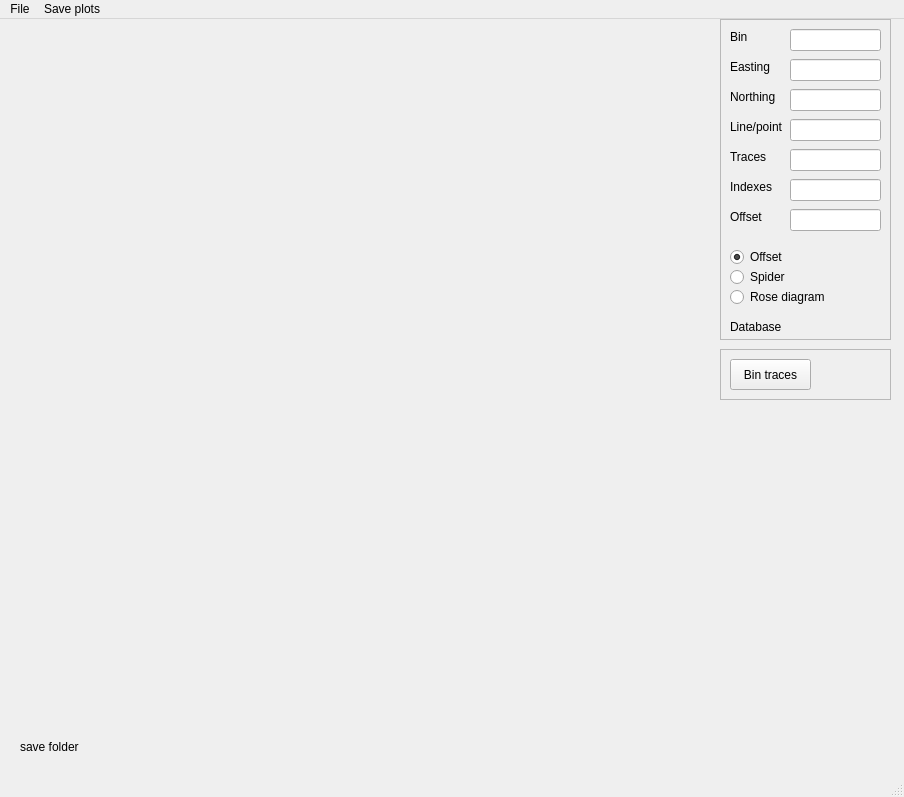
bvermeulen/QGIS, file plugins/bin_select/binning_plots.ui: the form before one commit.
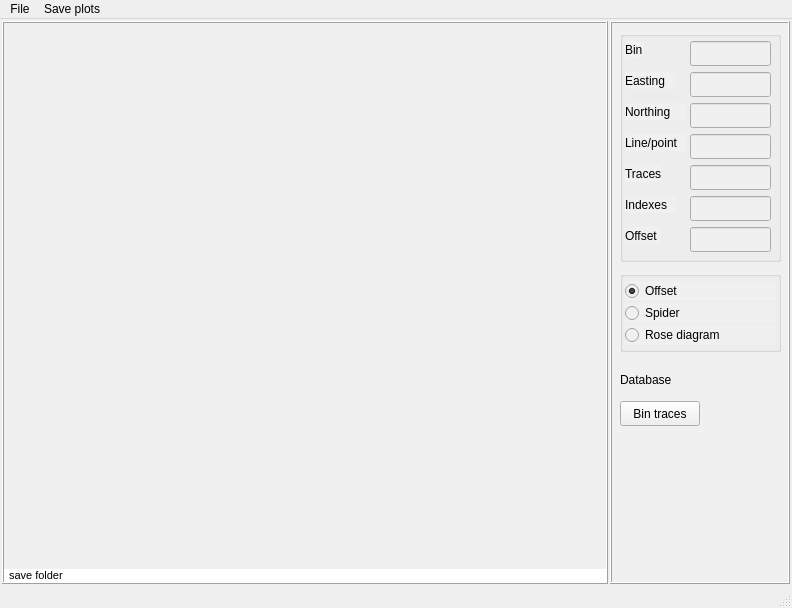
The form after the commit.

Commit message: resizing  binning_plots.ui impllemented

The edit to the form file:
```diff
--- a/plugins/bin_select/binning_plots.ui
+++ b/plugins/bin_select/binning_plots.ui
@@ -6,10 +6,16 @@
    <rect>
     <x>0</x>
     <y>0</y>
-    <width>904</width>
-    <height>797</height>
+    <width>792</width>
+    <height>608</height>
    </rect>
   </property>
+  <property name="sizePolicy">
+   <sizepolicy hsizetype="Expanding" vsizetype="Expanding">
+    <horstretch>0</horstretch>
+    <verstretch>0</verstretch>
+   </sizepolicy>
+  </property>
   <property name="font">
    <font>
     <pointsize>9</pointsize>
@@ -20,164 +26,416 @@
    <string>Seisbins</string>
   </property>
   <widget class="QWidget" name="centralwidget">
-   <widget class="QWidget" name="horizontalLayoutWidget_2">
-    <property name="geometry">
-     <rect>
-      <x>720</x>
-      <y>0</y>
-      <width>171</width>
-      <height>321</height>
-     </rect>
+   <property name="sizePolicy">
+    <sizepolicy hsizetype="Expanding" vsizetype="Expanding">
+     <horstretch>0</horstretch>
+     <verstretch>0</verstretch>
+    </sizepolicy>
+   </property>
+   <layout class="QHBoxLayout" name="MainLayout">
+    <property name="spacing">
+     <number>2</number>
     </property>
-    <layout class="QHBoxLayout" name="ControlLayout">
-     <item>
-      <widget class="QFrame" name="ControlFrame">
-       <property name="frameShape">
-        <enum>QFrame::StyledPanel</enum>
+    <property name="leftMargin">
+     <number>2</number>
+    </property>
+    <property name="topMargin">
+     <number>2</number>
+    </property>
+    <property name="rightMargin">
+     <number>2</number>
+    </property>
+    <property name="bottomMargin">
+     <number>2</number>
+    </property>
+    <item>
+     <widget class="QFrame" name="PlotFrame">
+      <property name="sizePolicy">
+       <sizepolicy hsizetype="Expanding" vsizetype="Expanding">
+        <horstretch>1</horstretch>
+        <verstretch>0</verstretch>
+       </sizepolicy>
+      </property>
+      <property name="minimumSize">
+       <size>
+        <width>420</width>
+        <height>0</height>
+       </size>
+      </property>
+      <property name="styleSheet">
+       <string notr="true">background-color:#F0F0F0</string>
+      </property>
+      <property name="frameShape">
+       <enum>QFrame::Shape::Box</enum>
+      </property>
+      <property name="frameShadow">
+       <enum>QFrame::Shadow::Raised</enum>
+      </property>
+      <property name="lineWidth">
+       <number>1</number>
+      </property>
+      <property name="midLineWidth">
+       <number>0</number>
+      </property>
+      <layout class="QVBoxLayout" name="LeftLayout">
+       <property name="spacing">
+        <number>0</number>
        </property>
-       <property name="frameShadow">
-        <enum>QFrame::Raised</enum>
+       <property name="leftMargin">
+        <number>0</number>
        </property>
-       <widget class="QRadioButton" name="RB_Type_01">
-        <property name="geometry">
-         <rect>
-          <x>10</x>
-          <y>230</y>
-          <width>111</width>
-          <height>16</height>
-         </rect>
+       <property name="topMargin">
+        <number>0</number>
+       </property>
+       <property name="rightMargin">
+        <number>0</number>
+       </property>
+       <property name="bottomMargin">
+        <number>0</number>
+       </property>
+       <item>
+        <widget class="QStackedWidget" name="StackedPlots">
+         <property name="sizePolicy">
+          <sizepolicy hsizetype="Expanding" vsizetype="Expanding">
+           <horstretch>0</horstretch>
+           <verstretch>1</verstretch>
+          </sizepolicy>
+         </property>
+         <widget class="QWidget" name="page_1">
+          <layout class="QVBoxLayout" name="PageLayout_01">
+           <property name="spacing">
+            <number>0</number>
+           </property>
+           <property name="leftMargin">
+            <number>0</number>
+           </property>
+           <property name="topMargin">
+            <number>0</number>
+           </property>
+           <property name="rightMargin">
+            <number>0</number>
+           </property>
+           <property name="bottomMargin">
+            <number>0</number>
+           </property>
+           <item>
+            <layout class="QFormLayout" name="FormLayout_01">
+             <property name="horizontalSpacing">
+              <number>0</number>
+             </property>
+             <property name="verticalSpacing">
+              <number>0</number>
+             </property>
+            </layout>
+           </item>
+          </layout>
+         </widget>
+         <widget class="QWidget" name="page_2">
+          <layout class="QVBoxLayout" name="PageLayout_02">
+           <property name="spacing">
+            <number>0</number>
+           </property>
+           <property name="leftMargin">
+            <number>0</number>
+           </property>
+           <property name="topMargin">
+            <number>0</number>
+           </property>
+           <property name="rightMargin">
+            <number>0</number>
+           </property>
+           <property name="bottomMargin">
+            <number>0</number>
+           </property>
+           <item>
+            <layout class="QFormLayout" name="FormLayout_02">
+             <property name="horizontalSpacing">
+              <number>0</number>
+             </property>
+             <property name="verticalSpacing">
+              <number>0</number>
+             </property>
+            </layout>
+           </item>
+          </layout>
+         </widget>
+         <widget class="QWidget" name="page_3">
+          <layout class="QVBoxLayout" name="PageLayout_03">
+           <property name="spacing">
+            <number>0</number>
+           </property>
+           <property name="leftMargin">
+            <number>0</number>
+           </property>
+           <property name="topMargin">
+            <number>0</number>
+           </property>
+           <property name="rightMargin">
+            <number>0</number>
+           </property>
+           <property name="bottomMargin">
+            <number>0</number>
+           </property>
+           <item>
+            <layout class="QFormLayout" name="FormLayout_03">
+             <property name="horizontalSpacing">
+              <number>0</number>
+             </property>
+             <property name="verticalSpacing">
+              <number>0</number>
+             </property>
+            </layout>
+           </item>
+          </layout>
+         </widget>
+        </widget>
+       </item>
+       <item>
+        <widget class="QLabel" name="SaveFolderLabel">
+         <property name="font">
+          <font>
+           <pointsize>8</pointsize>
+          </font>
+         </property>
+         <property name="styleSheet">
+          <string notr="true">background-color: white</string>
+         </property>
+         <property name="text">
+          <string>save folder</string>
+         </property>
+         <property name="wordWrap">
+          <bool>true</bool>
+         </property>
+         <property name="indent">
+          <number>5</number>
+         </property>
+        </widget>
+       </item>
+      </layout>
+     </widget>
+    </item>
+    <item>
+     <widget class="QFrame" name="ControlFrame">
+      <property name="sizePolicy">
+       <sizepolicy hsizetype="Preferred" vsizetype="Expanding">
+        <horstretch>0</horstretch>
+        <verstretch>0</verstretch>
+       </sizepolicy>
+      </property>
+      <property name="minimumSize">
+       <size>
+        <width>180</width>
+        <height>430</height>
+       </size>
+      </property>
+      <property name="styleSheet">
+       <string notr="true">background-color: #F0F0F0</string>
+      </property>
+      <property name="frameShape">
+       <enum>QFrame::Shape::Box</enum>
+      </property>
+      <property name="frameShadow">
+       <enum>QFrame::Shadow::Raised</enum>
+      </property>
+      <property name="lineWidth">
+       <number>1</number>
+      </property>
+      <property name="midLineWidth">
+       <number>0</number>
+      </property>
+      <widget class="QGroupBox" name="PlotTypeBox">
+       <property name="geometry">
+        <rect>
+         <x>10</x>
+         <y>250</y>
+         <width>161</width>
+         <height>81</height>
+        </rect>
+       </property>
+       <property name="title">
+        <string/>
+       </property>
+       <property name="alignment">
+        <set>Qt::AlignmentFlag::AlignLeading|Qt::AlignmentFlag::AlignLeft|Qt::AlignmentFlag::AlignTop</set>
+       </property>
+       <layout class="QVBoxLayout" name="PlotTypeLayout">
+        <property name="spacing">
+         <number>0</number>
         </property>
-        <property name="text">
-         <string>Offset</string>
+        <property name="leftMargin">
+         <number>2</number>
         </property>
-        <property name="checked">
-         <bool>true</bool>
+        <property name="topMargin">
+         <number>2</number>
         </property>
-       </widget>
-       <widget class="QRadioButton" name="RB_Type_02">
-        <property name="geometry">
-         <rect>
-          <x>10</x>
-          <y>250</y>
-          <width>121</width>
-          <height>16</height>
-         </rect>
+        <property name="rightMargin">
+         <number>2</number>
         </property>
-        <property name="text">
-         <string>Spider</string>
+        <property name="bottomMargin">
+         <number>2</number>
         </property>
-       </widget>
-       <widget class="QRadioButton" name="RB_Type_03">
+        <item>
+         <widget class="QRadioButton" name="RB_Type_01">
+          <property name="text">
+           <string>Offset</string>
+          </property>
+          <property name="checked">
+           <bool>true</bool>
+          </property>
+         </widget>
+        </item>
+        <item>
+         <widget class="QRadioButton" name="RB_Type_02">
+          <property name="text">
+           <string>Spider</string>
+          </property>
+         </widget>
+        </item>
+        <item>
+         <widget class="QRadioButton" name="RB_Type_03">
+          <property name="text">
+           <string>Rose diagram</string>
+          </property>
+         </widget>
+        </item>
+       </layout>
+      </widget>
+      <widget class="QLabel" name="DbLabel">
+       <property name="geometry">
+        <rect>
+         <x>10</x>
+         <y>350</y>
+         <width>151</width>
+         <height>17</height>
+        </rect>
+       </property>
+       <property name="text">
+        <string>Database</string>
+       </property>
+       <property name="wordWrap">
+        <bool>true</bool>
+       </property>
+      </widget>
+      <widget class="QPushButton" name="BinButton">
+       <property name="geometry">
+        <rect>
+         <x>10</x>
+         <y>380</y>
+         <width>80</width>
+         <height>25</height>
+        </rect>
+       </property>
+       <property name="text">
+        <string>Bin traces</string>
+       </property>
+      </widget>
+      <widget class="QGroupBox" name="EditBox">
+       <property name="geometry">
+        <rect>
+         <x>10</x>
+         <y>10</y>
+         <width>161</width>
+         <height>231</height>
+        </rect>
+       </property>
+       <property name="title">
+        <string/>
+       </property>
+       <property name="alignment">
+        <set>Qt::AlignmentFlag::AlignLeading|Qt::AlignmentFlag::AlignLeft|Qt::AlignmentFlag::AlignTop</set>
+       </property>
+       <widget class="QLineEdit" name="LineEdit_06">
         <property name="geometry">
          <rect>
-          <x>10</x>
-          <y>270</y>
-          <width>121</width>
-          <height>16</height>
+          <x>70</x>
+          <y>165</y>
+          <width>81</width>
+          <height>25</height>
          </rect>
         </property>
-        <property name="text">
-         <string>Rose diagram</string>
-        </property>
        </widget>
-       <widget class="QLineEdit" name="LineEdit_01">
+       <widget class="QLineEdit" name="LineEdit_05">
         <property name="geometry">
          <rect>
           <x>70</x>
-          <y>10</y>
-          <width>91</width>
-          <height>22</height>
+          <y>134</y>
+          <width>81</width>
+          <height>25</height>
          </rect>
         </property>
         <property name="readOnly">
-         <bool>false</bool>
-        </property>
-       </widget>
-       <widget class="QLabel" name="Label_01">
-        <property name="geometry">
-         <rect>
-          <x>10</x>
-          <y>10</y>
-          <width>49</width>
-          <height>16</height>
-         </rect>
-        </property>
-        <property name="text">
-         <string>Bin</string>
+         <bool>true</bool>
         </property>
        </widget>
        <widget class="QLabel" name="Label_02">
         <property name="geometry">
          <rect>
-          <x>10</x>
-          <y>40</y>
-          <width>49</width>
-          <height>16</height>
+          <x>5</x>
+          <y>41</y>
+          <width>51</width>
+          <height>17</height>
          </rect>
         </property>
         <property name="text">
          <string>Easting</string>
         </property>
        </widget>
-       <widget class="QLabel" name="Label_03">
-        <property name="geometry">
-         <rect>
-          <x>10</x>
-          <y>70</y>
-          <width>49</width>
-          <height>16</height>
-         </rect>
-        </property>
-        <property name="text">
-         <string>Northing</string>
-        </property>
-       </widget>
        <widget class="QLabel" name="Label_04">
         <property name="geometry">
          <rect>
-          <x>10</x>
-          <y>100</y>
+          <x>5</x>
+          <y>103</y>
           <width>61</width>
-          <height>16</height>
+          <height>17</height>
          </rect>
         </property>
         <property name="text">
          <string>Line/point</string>
         </property>
        </widget>
-       <widget class="QLineEdit" name="LineEdit_02">
-        <property name="geometry">
-         <rect>
-          <x>70</x>
-          <y>40</y>
-          <width>91</width>
-          <height>22</height>
-         </rect>
-        </property>
-        <property name="readOnly">
-         <bool>true</bool>
-        </property>
-       </widget>
        <widget class="QLineEdit" name="LineEdit_03">
         <property name="geometry">
          <rect>
           <x>70</x>
-          <y>70</y>
-          <width>91</width>
-          <height>22</height>
+          <y>72</y>
+          <width>81</width>
+          <height>25</height>
          </rect>
         </property>
         <property name="readOnly">
          <bool>true</bool>
         </property>
        </widget>
-       <widget class="QLineEdit" name="LineEdit_04">
+       <widget class="QLabel" name="Label_03">
         <property name="geometry">
          <rect>
+          <x>5</x>
+          <y>72</y>
+          <width>61</width>
+          <height>17</height>
+         </rect>
+        </property>
+        <property name="text">
+         <string>Northing</string>
+        </property>
+       </widget>
+       <widget class="QLineEdit" name="LineEdit_07">
+        <property name="geometry">
+         <rect>
           <x>70</x>
-          <y>100</y>
-          <width>91</width>
-          <height>22</height>
+          <y>196</y>
+          <width>81</width>
+          <height>25</height>
+         </rect>
+        </property>
+       </widget>
+       <widget class="QLineEdit" name="LineEdit_02">
+        <property name="geometry">
+         <rect>
+          <x>70</x>
+          <y>41</y>
+          <width>81</width>
+          <height>25</height>
          </rect>
         </property>
         <property name="readOnly">
@@ -187,203 +445,93 @@
        <widget class="QLabel" name="Label_05">
         <property name="geometry">
          <rect>
-          <x>10</x>
-          <y>130</y>
-          <width>61</width>
-          <height>16</height>
+          <x>5</x>
+          <y>134</y>
+          <width>36</width>
+          <height>17</height>
          </rect>
         </property>
         <property name="text">
          <string>Traces</string>
         </property>
        </widget>
-       <widget class="QLineEdit" name="LineEdit_05">
+       <widget class="QLabel" name="Label_07">
         <property name="geometry">
          <rect>
-          <x>70</x>
-          <y>130</y>
-          <width>91</width>
-          <height>22</height>
+          <x>5</x>
+          <y>196</y>
+          <width>36</width>
+          <height>17</height>
          </rect>
         </property>
-        <property name="readOnly">
-         <bool>true</bool>
+        <property name="text">
+         <string>Offset</string>
         </property>
        </widget>
        <widget class="QLabel" name="Label_06">
         <property name="geometry">
          <rect>
-          <x>10</x>
-          <y>160</y>
-          <width>49</width>
-          <height>16</height>
+          <x>5</x>
+          <y>165</y>
+          <width>51</width>
+          <height>17</height>
          </rect>
         </property>
         <property name="text">
          <string>Indexes</string>
         </property>
        </widget>
-       <widget class="QLabel" name="Label_07">
+       <widget class="QLabel" name="Label_01">
         <property name="geometry">
          <rect>
-          <x>10</x>
-          <y>190</y>
-          <width>49</width>
-          <height>16</height>
+          <x>5</x>
+          <y>10</y>
+          <width>19</width>
+          <height>17</height>
          </rect>
         </property>
         <property name="text">
-         <string>Offset</string>
+         <string>Bin</string>
         </property>
        </widget>
-       <widget class="QLineEdit" name="LineEdit_06">
+       <widget class="QLineEdit" name="LineEdit_04">
         <property name="geometry">
          <rect>
           <x>70</x>
-          <y>160</y>
-          <width>91</width>
-          <height>22</height>
+          <y>103</y>
+          <width>81</width>
+          <height>25</height>
          </rect>
         </property>
-       </widget>
-       <widget class="QLineEdit" name="LineEdit_07">
-        <property name="geometry">
-         <rect>
-          <x>70</x>
-          <y>190</y>
-          <width>91</width>
-          <height>22</height>
-         </rect>
+        <property name="readOnly">
+         <bool>true</bool>
         </property>
        </widget>
-       <widget class="QLabel" name="DbLabel">
+       <widget class="QLineEdit" name="LineEdit_01">
         <property name="geometry">
          <rect>
-          <x>10</x>
-          <y>300</y>
-          <width>151</width>
-          <height>16</height>
-         </rect>
-        </property>
-        <property name="text">
-         <string>Database</string>
-        </property>
-       </widget>
-      </widget>
-     </item>
-    </layout>
-   </widget>
-   <widget class="QWidget" name="horizontalLayoutWidget_3">
-    <property name="geometry">
-     <rect>
-      <x>10</x>
-      <y>0</y>
-      <width>701</width>
-      <height>721</height>
-     </rect>
-    </property>
-    <layout class="QHBoxLayout" name="PlotLayout">
-     <item>
-      <widget class="QStackedWidget" name="StackedPlots">
-       <widget class="QWidget" name="page_1">
-        <widget class="QWidget" name="formLayoutWidget_4">
-         <property name="geometry">
-          <rect>
-           <x>0</x>
-           <y>0</y>
-           <width>701</width>
-           <height>721</height>
-          </rect>
-         </property>
-         <layout class="QFormLayout" name="FormLayout_01"/>
-        </widget>
-       </widget>
-       <widget class="QWidget" name="page_2">
-        <widget class="QWidget" name="formLayoutWidget">
-         <property name="geometry">
-          <rect>
-           <x>0</x>
-           <y>0</y>
-           <width>701</width>
-           <height>721</height>
-          </rect>
-         </property>
-         <layout class="QFormLayout" name="FormLayout_02"/>
-        </widget>
-       </widget>
-       <widget class="QWidget" name="page_3">
-        <widget class="QWidget" name="formLayoutWidget_2">
-         <property name="geometry">
-          <rect>
-           <x>0</x>
-           <y>0</y>
-           <width>701</width>
-           <height>721</height>
-          </rect>
-         </property>
-         <layout class="QFormLayout" name="FormLayout_03"/>
-        </widget>
-       </widget>
-      </widget>
-     </item>
-    </layout>
-   </widget>
-   <widget class="QLabel" name="SaveFolderLabel">
-    <property name="geometry">
-     <rect>
-      <x>20</x>
-      <y>720</y>
-      <width>331</width>
-      <height>16</height>
-     </rect>
-    </property>
-    <property name="text">
-     <string>save folder</string>
-    </property>
-   </widget>
-   <widget class="QWidget" name="horizontalLayoutWidget">
-    <property name="geometry">
-     <rect>
-      <x>720</x>
-      <y>330</y>
-      <width>171</width>
-      <height>51</height>
-     </rect>
-    </property>
-    <layout class="QHBoxLayout" name="BinningLayout">
-     <item>
-      <widget class="QFrame" name="BinningFrame">
-       <property name="frameShape">
-        <enum>QFrame::StyledPanel</enum>
-       </property>
-       <property name="frameShadow">
-        <enum>QFrame::Raised</enum>
-       </property>
-       <widget class="QPushButton" name="BinButton">
-        <property name="geometry">
-         <rect>
-          <x>10</x>
+          <x>70</x>
           <y>10</y>
           <width>81</width>
-          <height>31</height>
+          <height>25</height>
          </rect>
         </property>
-        <property name="text">
-         <string>Bin traces</string>
+        <property name="readOnly">
+         <bool>false</bool>
         </property>
        </widget>
       </widget>
-     </item>
-    </layout>
-   </widget>
+     </widget>
+    </item>
+   </layout>
   </widget>
   <widget class="QMenuBar" name="menubar">
    <property name="geometry">
     <rect>
      <x>0</x>
      <y>0</y>
-     <width>904</width>
-     <height>21</height>
+     <width>792</width>
+     <height>22</height>
     </rect>
    </property>
    <widget class="QMenu" name="menuFile">
```
